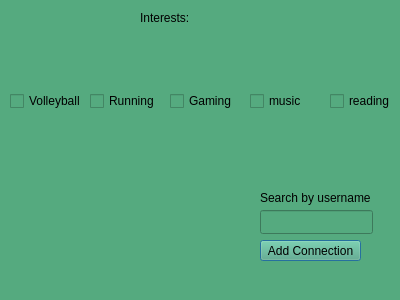
Above: applicationpage.ui from ArtyG-10/data_structures_project before the change. Below: the same form after it.
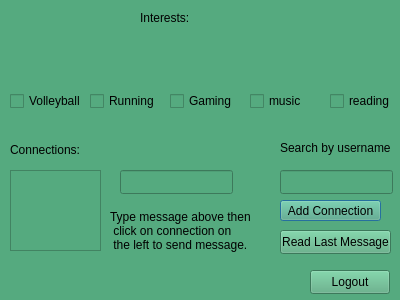
That is the form after the change. Icons and pictures are not drawn.

The edit to the form file:
```diff
--- a/applicationpage.ui
+++ b/applicationpage.ui
@@ -180,8 +180,8 @@
   <widget class="QLineEdit" name="lineEdit">
    <property name="geometry">
     <rect>
-     <x>260</x>
-     <y>210</y>
+     <x>280</x>
+     <y>170</y>
      <width>113</width>
      <height>24</height>
     </rect>
@@ -190,8 +190,8 @@
   <widget class="QLabel" name="label">
    <property name="geometry">
     <rect>
-     <x>260</x>
-     <y>190</y>
+     <x>280</x>
+     <y>140</y>
      <width>111</width>
      <height>16</height>
     </rect>
@@ -203,8 +203,8 @@
   <widget class="QPushButton" name="pushButton">
    <property name="geometry">
     <rect>
-     <x>260</x>
-     <y>240</y>
+     <x>280</x>
+     <y>200</y>
      <width>101</width>
      <height>21</height>
     </rect>
@@ -229,6 +229,83 @@
     <string>Interests:</string>
    </property>
   </widget>
+  <widget class="QListWidget" name="listWidget_connections">
+   <property name="geometry">
+    <rect>
+     <x>10</x>
+     <y>170</y>
+     <width>91</width>
+     <height>81</height>
+    </rect>
+   </property>
+  </widget>
+  <widget class="QLabel" name="label_3">
+   <property name="geometry">
+    <rect>
+     <x>10</x>
+     <y>140</y>
+     <width>91</width>
+     <height>20</height>
+    </rect>
+   </property>
+   <property name="styleSheet">
+    <string notr="true">font: 12pt &quot;Segoe UI&quot;;</string>
+   </property>
+   <property name="text">
+    <string>Connections:</string>
+   </property>
+  </widget>
+  <widget class="QPushButton" name="pushButton_logout">
+   <property name="geometry">
+    <rect>
+     <x>310</x>
+     <y>270</y>
+     <width>80</width>
+     <height>24</height>
+    </rect>
+   </property>
+   <property name="text">
+    <string>Logout</string>
+   </property>
+  </widget>
+  <widget class="QPushButton" name="pushButton_2">
+   <property name="geometry">
+    <rect>
+     <x>280</x>
+     <y>230</y>
+     <width>111</width>
+     <height>24</height>
+    </rect>
+   </property>
+   <property name="text">
+    <string>Read Last Message</string>
+   </property>
+  </widget>
+  <widget class="QLineEdit" name="lineEdit_message_to_send">
+   <property name="geometry">
+    <rect>
+     <x>120</x>
+     <y>170</y>
+     <width>113</width>
+     <height>24</height>
+    </rect>
+   </property>
+  </widget>
+  <widget class="QLabel" name="label_4">
+   <property name="geometry">
+    <rect>
+     <x>110</x>
+     <y>200</y>
+     <width>141</width>
+     <height>61</height>
+    </rect>
+   </property>
+   <property name="text">
+    <string>Type message above then
+ click on connection on
+ the left to send message.</string>
+   </property>
+  </widget>
  </widget>
  <resources/>
  <connections/>
```
Left out of the diff: 16 changed lines with no effect on the pictures.
